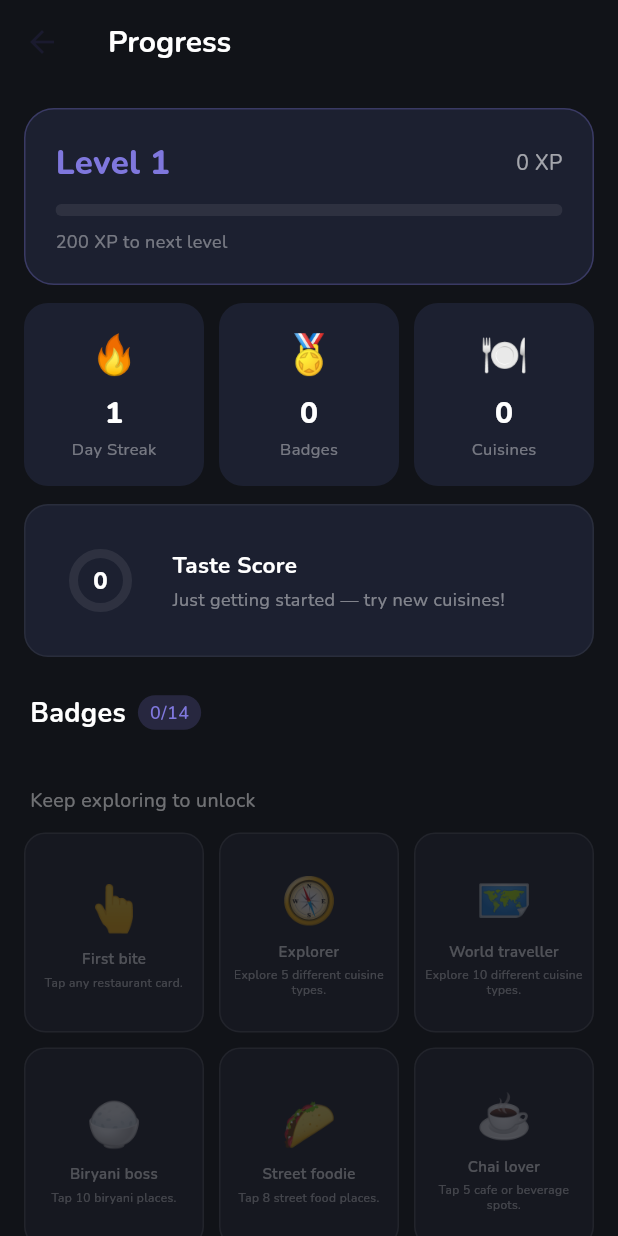
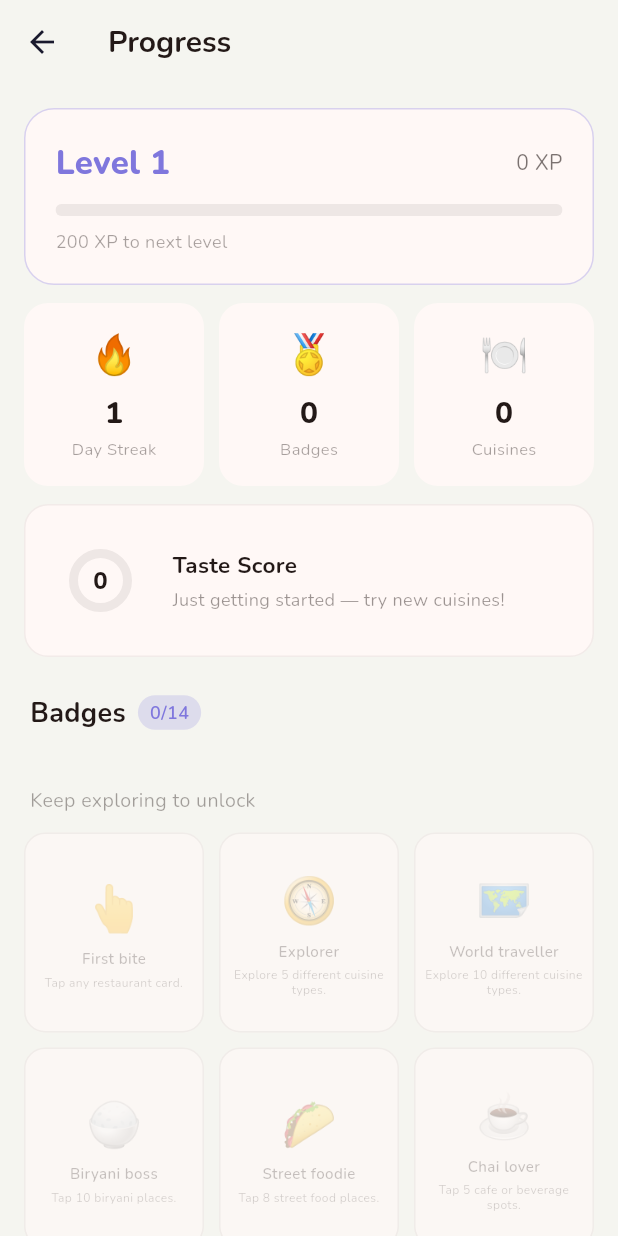
Before and after one commit to mitali-gautam05/GeoFood-Recommender, a Flutter app: the GamificationScreen screen opened directly, on a phone screen of 412 x 824 dp. Run offline on Flutter 3.47's test engine with Material 3 defaults, Android fonts, the phone set to English and light mode, and no system bars; our stand-ins replace flutter_local_notifications, geolocator, google_fonts, shared_preferences; accounts and stored records are empty.

Commit message:
fix(gamification): make screen colors theme-aware

```diff
--- a/frontend/lib/screens/home/gamification_screen.dart
+++ b/frontend/lib/screens/home/gamification_screen.dart
@@ -13,19 +13,21 @@ class GamificationScreen extends StatelessWidget {
   Widget build(BuildContext context) {
     final gami   = context.watch<GamificationProvider>();
     final places = context.watch<PlacesProvider>();
+    final cs = Theme.of(context).colorScheme;
+    final bg = Theme.of(context).scaffoldBackgroundColor;
 
     return Scaffold(
-      backgroundColor: const Color(0xFF111318),
+      backgroundColor: bg,
       body: CustomScrollView(
         slivers: [
 
           SliverAppBar(
-            backgroundColor: const Color(0xFF111318),
+            backgroundColor: bg,
             pinned:          true,
             expandedHeight:  0,
-            title: const Text('Progress',
+            title: Text('Progress',
               style: TextStyle(
-                color: Colors.white, fontSize: 20,
+                color: cs.onSurface, fontSize: 20,
                 fontWeight: FontWeight.w700,
               ),
             ),
@@ -41,9 +43,9 @@ class GamificationScreen extends StatelessWidget {
               padding: const EdgeInsets.fromLTRB(20, 24, 20, 12),
               child: Row(
                 children: [
-                  const Text('Badges',
+                  Text('Badges',
                     style: TextStyle(
-                      color: Colors.white, fontSize: 18,
+                      color: cs.onSurface, fontSize: 18,
                       fontWeight: FontWeight.w700,
                     )),
                   const SizedBox(width: 8),
@@ -93,7 +95,7 @@ class GamificationScreen extends StatelessWidget {
                 padding: const EdgeInsets.fromLTRB(20, 24, 20, 12),
                 child: Text('Keep exploring to unlock',
                   style: TextStyle(
-                    color: Colors.white.withOpacity(0.4), fontSize: 13,
+                    color: cs.onSurface.withOpacity(0.4), fontSize: 13,
                   )),
               ),
             ),
@@ -131,11 +133,12 @@ class _LevelCard extends StatelessWidget {
 
   @override
   Widget build(BuildContext context) {
+    final cs = Theme.of(context).colorScheme;
     return Container(
       margin:  const EdgeInsets.fromLTRB(16, 16, 16, 0),
       padding: const EdgeInsets.all(20),
       decoration: BoxDecoration(
-        color:        const Color(0xFF1C2030),
+        color:        cs.surface,
         borderRadius: BorderRadius.circular(20),
         border: Border.all(
             color: const Color(0xFF7F77DD).withOpacity(0.3)),
@@ -152,8 +155,8 @@ class _LevelCard extends StatelessWidget {
                   fontWeight: FontWeight.w800,
                 )),
               Text('${gami.xp} XP',
-                style: const TextStyle(
-                  color: Colors.white60, fontSize: 14,
+                style: TextStyle(
+                  color: cs.onSurface.withOpacity(0.6), fontSize: 14,
                 )),
             ],
           ),
@@ -162,7 +165,7 @@ class _LevelCard extends StatelessWidget {
             borderRadius: BorderRadius.circular(6),
             child: LinearProgressIndicator(
               value:           gami.progress,
-              backgroundColor: Colors.white.withOpacity(0.08),
+              backgroundColor: cs.onSurface.withOpacity(0.08),
               valueColor:
                   const AlwaysStoppedAnimation(Color(0xFF7F77DD)),
               minHeight: 8,
@@ -171,7 +174,7 @@ class _LevelCard extends StatelessWidget {
           const SizedBox(height: 8),
           Text('${gami.nextLevelXp - gami.xp} XP to next level',
             style: TextStyle(
-              color: Colors.white.withOpacity(0.4), fontSize: 12,
+              color: cs.onSurface.withOpacity(0.4), fontSize: 12,
             )),
         ],
       ),
@@ -207,11 +210,13 @@ class _StatBox extends StatelessWidget {
   const _StatBox(this.emoji, this.value, this.label);
 
   @override
-  Widget build(BuildContext context) => Expanded(
+  Widget build(BuildContext context) {
+    final cs = Theme.of(context).colorScheme;
+    return Expanded(
       child: Container(
         padding: const EdgeInsets.symmetric(vertical: 16),
         decoration: BoxDecoration(
-            color:        const Color(0xFF1C2030),
+          color:        cs.surface,
           borderRadius: BorderRadius.circular(16),
         ),
         child: Column(
@@ -219,19 +224,20 @@ class _StatBox extends StatelessWidget {
             Text(emoji, style: const TextStyle(fontSize: 26)),
             const SizedBox(height: 6),
             Text(value,
-                style: const TextStyle(
-                  color: Colors.white, fontSize: 20,
+              style: TextStyle(
+                color: cs.onSurface, fontSize: 20,
                 fontWeight: FontWeight.w800,
               )),
             const SizedBox(height: 2),
             Text(label,
               style: TextStyle(
-                  color: Colors.white.withOpacity(0.4), fontSize: 11,
+                color: cs.onSurface.withOpacity(0.4), fontSize: 11,
               )),
           ],
         ),
       ),
     );
+  }
 }
 
 // ── Taste score card ──────────────────────────────────────────
@@ -241,14 +247,15 @@ class _TasteScoreCard extends StatelessWidget {
 
   @override
   Widget build(BuildContext context) {
+    final cs = Theme.of(context).colorScheme;
     final score = gami.tasteScore;
     return Container(
       margin:  const EdgeInsets.fromLTRB(16, 12, 16, 0),
       padding: const EdgeInsets.all(18),
       decoration: BoxDecoration(
-        color:        const Color(0xFF1C2030),
+        color:        cs.surface,
         borderRadius: BorderRadius.circular(16),
-        border: Border.all(color: Colors.white.withOpacity(0.06)),
+        border: Border.all(color: cs.onSurface.withOpacity(0.06)),
       ),
       child: Row(
         children: [
@@ -259,14 +266,14 @@ class _TasteScoreCard extends StatelessWidget {
               children: [
                 CircularProgressIndicator(
                   value:           score / 100,
-                  backgroundColor: Colors.white.withOpacity(0.08),
+                  backgroundColor: cs.onSurface.withOpacity(0.08),
                   valueColor:
                       const AlwaysStoppedAnimation(Color(0xFF2ECC71)),
                   strokeWidth: 6,
                 ),
                 Text(score.round().toString(),
-                  style: const TextStyle(
-                    color: Colors.white, fontSize: 16,
+                  style: TextStyle(
+                    color: cs.onSurface, fontSize: 16,
                     fontWeight: FontWeight.w800,
                   )),
               ],
@@ -277,15 +284,15 @@ class _TasteScoreCard extends StatelessWidget {
             child: Column(
               crossAxisAlignment: CrossAxisAlignment.start,
               children: [
-                const Text('Taste Score',
+                Text('Taste Score',
                   style: TextStyle(
-                    color: Colors.white, fontSize: 15,
+                    color: cs.onSurface, fontSize: 15,
                     fontWeight: FontWeight.w700,
                   )),
                 const SizedBox(height: 4),
                 Text(_scoreLabel(score),
                   style: TextStyle(
-                    color: Colors.white.withOpacity(0.45), fontSize: 12,
+                    color: cs.onSurface.withOpacity(0.45), fontSize: 12,
                   )),
               ],
             ),
@@ -305,7 +312,6 @@ class _TasteScoreCard extends StatelessWidget {
 }
 
 // ── Badge card ────────────────────────────────────────────────
-// BadgeDefinition fields: id, emoji, title, description, unlockHint
 class _BadgeCard extends StatelessWidget {
   final BadgeDefinition badge;
   final bool            unlocked;
@@ -313,16 +319,17 @@ class _BadgeCard extends StatelessWidget {
 
   @override
   Widget build(BuildContext context) {
+    final cs = Theme.of(context).colorScheme;
     return Container(
       decoration: BoxDecoration(
         color: unlocked
-            ? const Color(0xFF1C2030)
-            : const Color(0xFF161820),
+            ? cs.surface
+            : cs.surface.withOpacity(0.6),
         borderRadius: BorderRadius.circular(14),
         border: Border.all(
           color: unlocked
               ? const Color(0xFF7F77DD).withOpacity(0.3)
-              : Colors.white.withOpacity(0.05),
+              : cs.onSurface.withOpacity(0.05),
         ),
       ),
       child: Column(
@@ -337,21 +344,19 @@ class _BadgeCard extends StatelessWidget {
           Padding(
             padding: const EdgeInsets.symmetric(horizontal: 6),
             child: Text(
-              // FIX: badge.title  (not .label, not .name — BadgeDefinition has .title)
               badge.title,
               textAlign: TextAlign.center,
               maxLines:  2,
               style: TextStyle(
                 color: unlocked
-                    ? Colors.white
-                    : Colors.white.withOpacity(0.25),
+                    ? cs.onSurface
+                    : cs.onSurface.withOpacity(0.25),
                 fontSize:   10,
                 fontWeight: FontWeight.w600,
                 height:     1.3,
               ),
             ),
           ),
-          // Show unlock hint on locked badges
           if (!unlocked) ...[
             const SizedBox(height: 4),
             Padding(
@@ -361,7 +366,7 @@ class _BadgeCard extends StatelessWidget {
                 textAlign: TextAlign.center,
                 maxLines:  2,
                 style: TextStyle(
-                  color:    Colors.white.withOpacity(0.2),
+                  color:    cs.onSurface.withOpacity(0.2),
                   fontSize: 8,
                   height:   1.3,
                 ),
```
Lines whose indentation alone changed are shown as unchanged.
